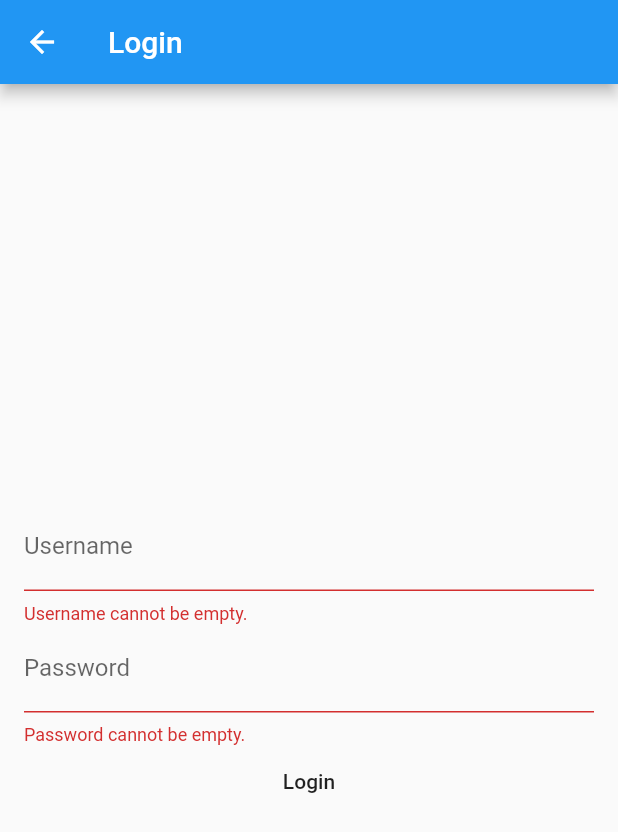
After one commit to XcOdeTanzania/provider-starter-template, a Flutter app: the LoginPage screen opened directly, after a tap on "Login", on a phone screen of 412 x 824 dp. The commit adds this screen. Shown: the top 832 px of the screen. Run offline on Flutter 3.47's test engine with Material 2 defaults, Android fonts, the phone set to English and light mode, and no system bars; accounts and stored records are empty.

Commit message:
login form and page

```diff
--- a/lib/main.dart
+++ b/lib/main.dart
@@ -1,6 +1,11 @@
 import 'package:flutter/material.dart';
 import 'package:provider/provider.dart';
+import 'package:provider_starter_template/providers/user_provider.dart';
 
 import 'App.dart';
 
-void main() => runApp(MultiProvider(providers: [], child: App()));
+void main() => runApp(MultiProvider(providers: [
+      Provider(
+        create: (_) => UserProvider(),
+      ),
+    ], child: App()));
--- /dev/null
+++ b/lib/views/forms/login_form.dart
@@ -0,0 +1,89 @@
+import 'package:flutter/material.dart';
+import 'package:provider_starter_template/models/user.dart';
+
+class LoginForm extends StatefulWidget {
+  final Function(User) onFormSaved;
+
+  const LoginForm({Key key, @required this.onFormSaved}) : super(key: key);
+
+  @override
+  _LoginFormState createState() => _LoginFormState();
+}
+
+class _LoginFormState extends State<LoginForm> {
+  bool _autoValidate;
+
+  GlobalKey<FormState> _formKey;
+
+  TextEditingController _usernameTextEditingController;
+  TextEditingController _passwordTextEditingController;
+
+  @override
+  void initState() {
+    super.initState();
+
+    _autoValidate = false;
+
+    _formKey = GlobalKey<FormState>();
+
+    _usernameTextEditingController = TextEditingController();
+    _passwordTextEditingController = TextEditingController();
+  }
+
+  @override
+  Widget build(BuildContext context) {
+    return Form(
+      key: _formKey,
+      autovalidate: _autoValidate,
+      child: Column(
+        children: [
+          TextFormField(
+              controller: _usernameTextEditingController,
+              decoration: InputDecoration(labelText: "Username"),
+              validator: (String value) =>
+                  _validateFormField(value, "Username")),
+          TextFormField(
+              controller: _passwordTextEditingController,
+              obscureText: true,
+              decoration: InputDecoration(labelText: "Password"),
+              validator: (String value) =>
+                  _validateFormField(value, "Password")),
+          FlatButton(
+            onPressed: _onLoginPressed,
+            child: Text("Login"),
+          )
+        ],
+      ),
+    );
+  }
+
+  _onLoginPressed() {
+    setState(() {
+      _autoValidate = true;
+    });
+
+    if (_formKey.currentState.validate()) {
+      widget.onFormSaved(
+        User(
+          username: _usernameTextEditingController.text,
+        ),
+      );
+    }
+  }
+
+  String _validateFormField(String value, String fieldName) {
+    if (value.isEmpty) {
+      return "$fieldName cannot be empty.";
+    }
+
+    return null;
+  }
+
+  @override
+  void dispose() {
+    _usernameTextEditingController.dispose();
+    _passwordTextEditingController.dispose();
+
+    super.dispose();
+  }
+}
--- /dev/null
+++ b/lib/views/pages/login_page.dart
@@ -0,0 +1,36 @@
+import 'package:flutter/material.dart';
+import 'package:provider/provider.dart';
+import 'package:provider_starter_template/models/user.dart';
+import 'package:provider_starter_template/providers/user_provider.dart';
+import 'package:provider_starter_template/views/forms/login_form.dart';
+
+class LoginPage extends StatelessWidget {
+  static Route<dynamic> route() => MaterialPageRoute(
+        builder: (BuildContext context) => LoginPage(),
+      );
+
+  @override
+  Widget build(BuildContext context) {
+    return Scaffold(
+      appBar: AppBar(
+        title: Text("Login"),
+      ),
+      body: Padding(
+        padding: const EdgeInsets.all(16.0),
+        child: Column(
+          mainAxisAlignment: MainAxisAlignment.center,
+          children: <Widget>[
+            LoginForm(
+              onFormSaved: (User user) => _onFormSaved(context, user),
+            ),
+          ],
+        ),
+      ),
+    );
+  }
+
+  _onFormSaved(BuildContext context, User user) {
+    Provider.of<UserProvider>(context, listen: false).setUser(user);
+    //Navigator.of(context).pushReplacement(HomePage.route());
+  }
+}
```
